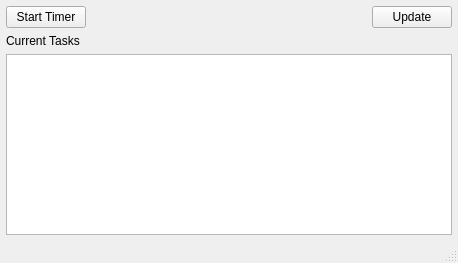
Before: the Qt Designer form src/app/mainwindow.ui in perillaroc/nuwe-timer-app, drawn with Qt 5.
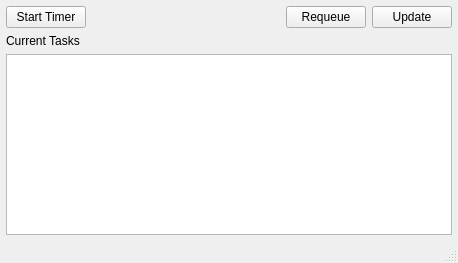
After: the same form once the commit is applied. Icons and pictures are not drawn.

Commit message: check whether node is in node_tree_model_. add requeue button on MainWindow.

The edit to the form file:
```diff
--- a/src/app/mainwindow.ui
+++ b/src/app/mainwindow.ui
@@ -56,6 +56,13 @@
         </property>
        </spacer>
       </item>
+      <item>
+       <widget class="QPushButton" name="requeue_button">
+        <property name="text">
+         <string>Requeue</string>
+        </property>
+       </widget>
+      </item>
       <item>
        <widget class="QPushButton" name="update_pushbutton">
         <property name="text">
```
The commit also changes 2 other files.
